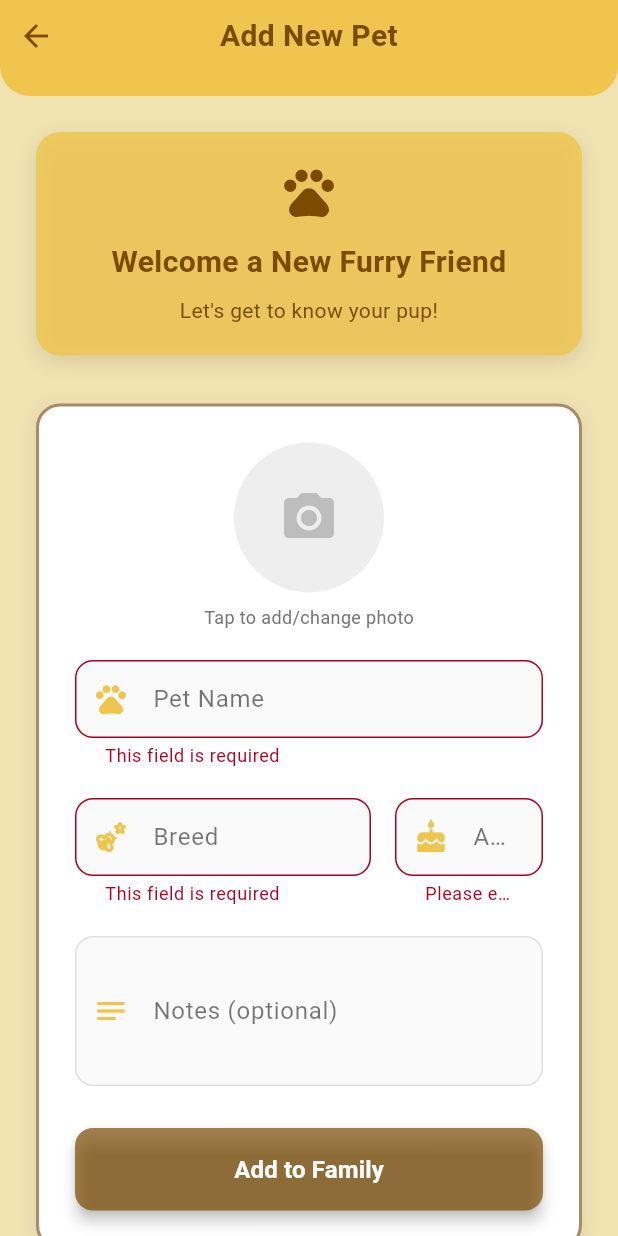
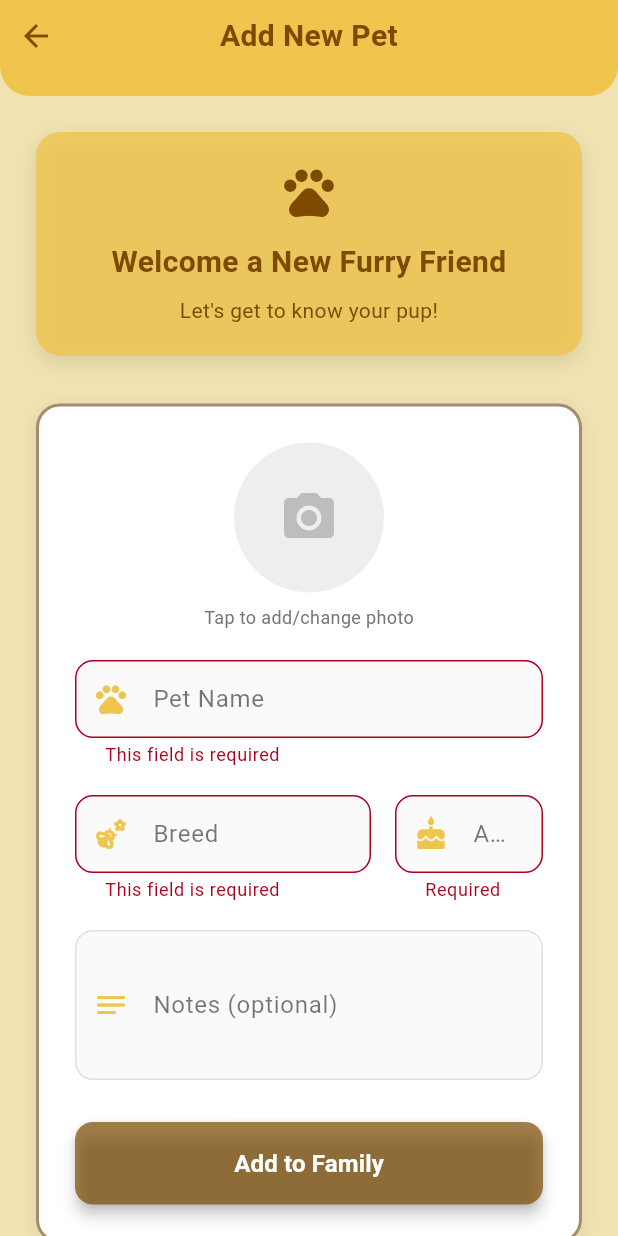
Before and after one commit to JeremyLing04/Pawradise, a Flutter app: the AddEditPetScreen screen opened by its route, after a tap on "Add to Family", on a phone screen of 412 x 824 dp. Run offline on Flutter 3.47's test engine with Material 3 defaults, Android fonts, the light colour scheme and no system bars; our stand-ins replace cloud_firestore, firebase_auth, firebase_core, firebase_storage, image_picker; accounts and stored records are empty.

Commit message:
profile done

```diff
--- a/lib/main.dart
+++ b/lib/main.dart
@@ -34,7 +34,7 @@ class MyApp extends StatelessWidget {
     return MaterialApp(
       title: 'Pawradise',
       theme: AppTheme.lightTheme,
-      initialRoute: '/login',
+      initialRoute: '/dashboard',
       routes: {
         '/': (context) => Login(),
         '/register': (context) => Register(),
--- a/lib/screens/profile/add_edit_pet_screen.dart
+++ b/lib/screens/profile/add_edit_pet_screen.dart
@@ -109,7 +109,7 @@ class _AddEditPetScreenState extends State<AddEditPetScreen> {
       context: context,
       builder: (context) => AlertDialog(
         title: Text('Confirm Delete'),
-        content: Text('Are you sure you want to delete ${widget.pet!.name}? This action cannot be undone.'),
+        content: Text('Are you sure you want to delete ${widget.pet!.name}?'),
         actions: [
           TextButton(
             onPressed: () => Navigator.pop(context, false),
@@ -416,10 +416,15 @@ class _AddEditPetScreenState extends State<AddEditPetScreen> {
         filled: true,
         fillColor: Colors.grey.shade50,
         contentPadding: EdgeInsets.symmetric(horizontal: 16, vertical: 14),
+        // 添加以下属性来确保错误信息完整显示
+        errorStyle: TextStyle(
+          fontSize: 12, // 减小字体大小
+          height: 1.2, // 调整行高
+        ),
+        errorMaxLines: 2, // 允许最多2行错误文本
       ),
     );
   }
-
   String? _validateRequired(String? value) {
     if (value == null || value.isEmpty) {
       return 'This field is required';
@@ -429,14 +434,11 @@ class _AddEditPetScreenState extends State<AddEditPetScreen> {
 
   String? _validateAge(String? value) {
     if (value == null || value.isEmpty) {
-      return 'Please enter age';
+      return 'Required';
     }
     final age = int.tryParse(value);
-    if (age == null || age <= 0) {
-      return 'Please enter a valid age';
-    }
-    if (age > 30) {
-      return 'That seems too old for a pet';
+    if (age == null || age <= 0 || age > 30) {
+      return 'Invalid age (1-30)';
     }
     return null;
   }
```
Also changed, not shown: lib/screens/profile/pet_list_screen.dart (+23 -5 lines), lib/services/pet_service.dart (+39 -15 lines).
